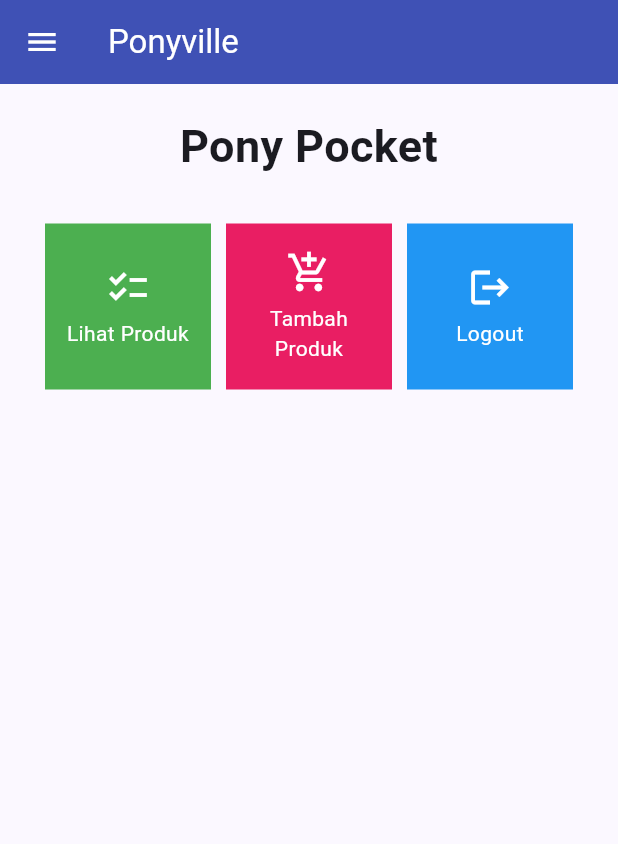
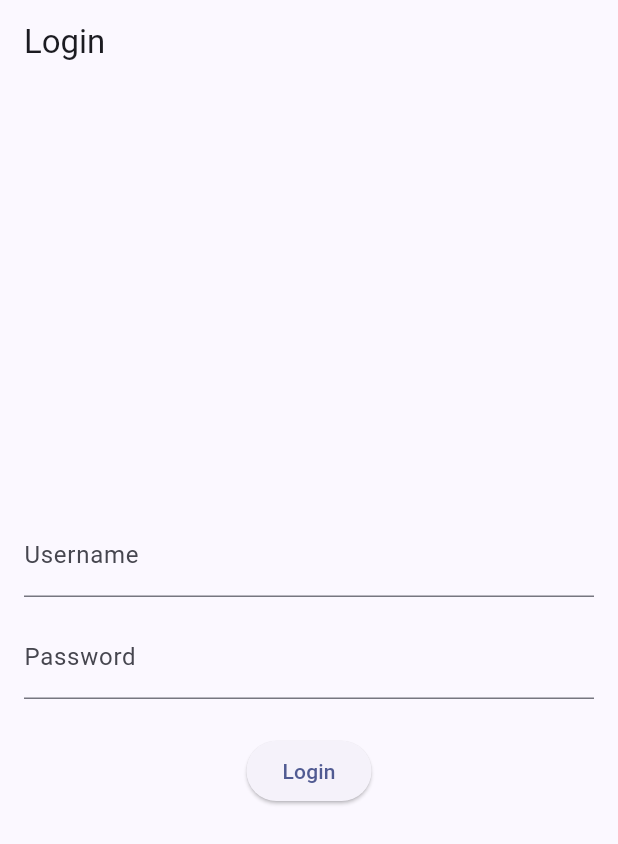
Before and after one commit to rigifdaga/ponyville, a Flutter app: the screen it shows after launch, on a phone screen of 412 x 824 dp. Shown: the top 844 px of the screen. Run offline on Flutter 3.47's test engine with Material 2 defaults, Android fonts, the phone set to English and light mode, and no system bars; missing offline and left inert: pbp_django_auth.

Commit message:
draf 1 tugas 9

```diff
--- a/ponyville/lib/main.dart
+++ b/ponyville/lib/main.dart
@@ -1,38 +1,29 @@
 import 'package:flutter/material.dart';
-import 'package:ponyville/screens/menu.dart';
+import 'package:pbp_django_auth/pbp_django_auth.dart';
+import 'package:ponyville/screens/login.dart';
+import 'package:provider/provider.dart';
 
 void main() {
   runApp(const MyApp());
 }
 
 class MyApp extends StatelessWidget {
-  const MyApp({super.key});
+    const MyApp({Key? key}) : super(key: key);
 
-  // This widget is the root of your application.
     @override
     Widget build(BuildContext context) {
-    return MaterialApp(
-      title: 'Flutter Demo',
+        return Provider(
+            create: (_) {
+                CookieRequest request = CookieRequest();
+                return request;
+            },
+            child: MaterialApp(
+                title: 'Flutter App',
                 theme: ThemeData(
-        // This is the theme of your application.
-        //
-        // TRY THIS: Try running your application with "flutter run". You'll see
-        // the application has a blue toolbar. Then, without quitting the app,
-        // try changing the seedColor in the colorScheme below to Colors.green
-        // and then invoke "hot reload" (save your changes or press the "hot
-        // reload" button in a Flutter-supported IDE, or press "r" if you used
-        // the command line to start the app).
-        //
-        // Notice that the counter didn't reset back to zero; the application
-        // state is not lost during the reload. To reset the state, use hot
-        // restart instead.
-        //
-        // This works for code too, not just values: Most code changes can be
-        // tested with just a hot reload.
                     colorScheme: ColorScheme.fromSeed(seedColor: Colors.indigo),
                     useMaterial3: true,
                 ),
-      home: MyHomePage(),
+                home: LoginPage()),
             );
     }
 }
--- /dev/null
+++ b/ponyville/lib/screens/login.dart
@@ -0,0 +1,114 @@
+import 'package:ponyville/screens/menu.dart';
+import 'package:flutter/material.dart';
+import 'package:pbp_django_auth/pbp_django_auth.dart';
+import 'package:provider/provider.dart';
+
+void main() {
+    runApp(const LoginApp());
+}
+
+class LoginApp extends StatelessWidget {
+const LoginApp({super.key});
+
+@override
+Widget build(BuildContext context) {
+    return MaterialApp(
+        title: 'Login',
+        theme: ThemeData(
+            primarySwatch: Colors.blue,
+    ),
+    home: const LoginPage(),
+    );
+    }
+}
+
+class LoginPage extends StatefulWidget {
+    const LoginPage({super.key});
+
+    @override
+    _LoginPageState createState() => _LoginPageState();
+}
+
+class _LoginPageState extends State<LoginPage> {
+    final TextEditingController _usernameController = TextEditingController();
+    final TextEditingController _passwordController = TextEditingController();
+
+    @override
+    Widget build(BuildContext context) {
+        final request = context.watch<CookieRequest>();
+        return Scaffold(
+            appBar: AppBar(
+                title: const Text('Login'),
+            ),
+            body: Container(
+                padding: const EdgeInsets.all(16.0),
+                child: Column(
+                    mainAxisAlignment: MainAxisAlignment.center,
+                    children: [
+                        TextField(
+                            controller: _usernameController,
+                            decoration: const InputDecoration(
+                                labelText: 'Username',
+                            ),
+                        ),
+                        const SizedBox(height: 12.0),
+                        TextField(
+                            controller: _passwordController,
+                            decoration: const InputDecoration(
+                                labelText: 'Password',
+                            ),
+                            obscureText: true,
+                        ),
+                        const SizedBox(height: 24.0),
+                        ElevatedButton(
+                            onPressed: () async {
+                                String username = _usernameController.text;
+                                String password = _passwordController.text;
+
+                                // Cek kredensial
+                                // OK TODO: Ganti URL dan jangan lupa tambahkan trailing slash (/) di akhir URL!
+                                // Untuk menyambungkan Android emulator dengan Django pada localhost,
+                                // gunakan URL http://10.0.2.2/
+                                final response = await request.login("http://127.0.0.1:8080/auth/login/", {
+                                'username': username,
+                                'password': password,
+                                });
+
+                                if (request.loggedIn) {
+                                    String message = response['message'];
+                                    String uname = response['username'];
+                                    Navigator.pushReplacement(
+                                        context,
+                                        MaterialPageRoute(builder: (context) => MyHomePage()),
+                                    );
+                                    ScaffoldMessenger.of(context)
+                                        ..hideCurrentSnackBar()
+                                        ..showSnackBar(
+                                            SnackBar(content: Text("$message Selamat datang, $uname.")));
+                                    } else {
+                                    showDialog(
+                                        context: context,
+                                        builder: (context) => AlertDialog(
+                                            title: const Text('Login Gagal'),
+                                            content:
+                                                Text(response['message']),
+                                            actions: [
+                                                TextButton(
+                                                    child: const Text('OK'),
+                                                    onPressed: () {
+                                                        Navigator.pop(context);
+                                                    },
+                                                ),
+                                            ],
+                                        ),
+                                    );
+                                }
+                            },
+                            child: const Text('Login'),
+                        ),
+                    ],
+                ),
+            ),
+        );
+    }
+}
--- a/ponyville/pubspec.yaml
+++ b/ponyville/pubspec.yaml
@@ -35,6 +35,9 @@
   # The following adds the Cupertino Icons font to your application.
   # Use with the CupertinoIcons class for iOS style icons.
   cupertino_icons: ^1.0.2
+  provider: ^6.1.1
+  pbp_django_auth: ^0.3.1
+  http: ^0.13.6
 
 dev_dependencies:
   flutter_test:
```
Also changed, not shown: ponyville/lib/models/product.dart (added, +65 -0 lines), ponyville/lib/screens/detail_product.dart (added, +43 -0 lines), ponyville/lib/screens/list_product.dart (added, +99 -0 lines), ponyville/lib/screens/shoplist_form.dart (+35 -33 lines), ponyville/lib/widgets/left_drawer.dart (+12 -0 lines), ponyville/lib/widgets/shop_card.dart (+28 -1 lines), ponyville/pubspec.lock, 3 other files. Lines whose indentation alone changed are shown as unchanged.
